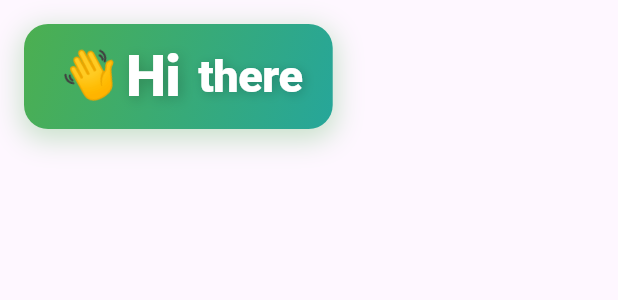
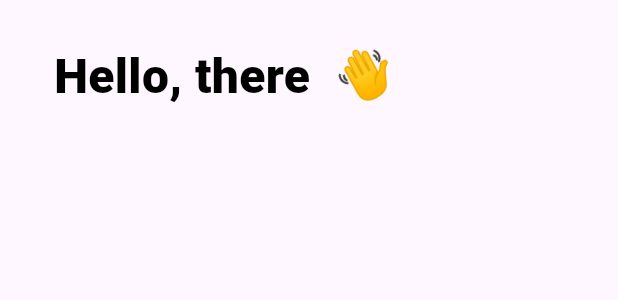
Before and after one commit to Ivan-6332/FreshtrackSL, a Flutter app: the Greeting widget shown alone on an empty page, opened directly, on a phone screen of 412 x 824 dp. Shown: the top 300 px of the screen. Run offline on Flutter 3.47's test engine with Material 3 defaults, Android fonts, the phone set to English and light mode, and no system bars; our stand-ins replace flutter_dotenv, flutter_secure_storage, shared_preferences, supabase_flutter; accounts and stored records are empty.

Commit message:
Enhanced greeting and home tab

```diff
--- a/Frontend/lib/components/greeting.dart
+++ b/Frontend/lib/components/greeting.dart
@@ -25,10 +25,7 @@ class _GreetingState extends State<Greeting> with SingleTickerProviderStateMixin
     )..repeat(reverse: true); // Auto-repeat the animation with reverse
 
     // Create a Tween animation that goes from -0.3 to 0.3 radians (waving motion)
-    _animation = Tween<double>(
-      begin: -0.3,
-      end: 0.3,
-    ).animate(
+    _animation = Tween<double>(begin: -0.3, end: 0.3).animate(
       CurvedAnimation(
         parent: _controller,
         // Using elasticOut for a more natural "wave" feel
@@ -73,9 +70,7 @@ class _GreetingState extends State<Greeting> with SingleTickerProviderStateMixin
     final isLargeScreen = screenWidth >= 600;
 
     // Calculate responsive font sizes
-    final emojiSize = isSmallScreen ? 24.0 : (isMediumScreen ? 32.0 : 40.0);
-    final hiTextSize = isSmallScreen ? 28.0 : (isMediumScreen ? 38.0 : 46.0);
-    final nameTextSize = isSmallScreen ? 22.0 : (isMediumScreen ? 30.0 : 36.0);
+    final hiTextSize = isSmallScreen ? 28.0 : (isMediumScreen ? 32.0 : 46.0);
 
     // Calculate responsive padding
     final containerPadding = EdgeInsets.symmetric(
@@ -88,35 +83,23 @@ class _GreetingState extends State<Greeting> with SingleTickerProviderStateMixin
     final spacingWidth2 = isSmallScreen ? 6.0 : (isMediumScreen ? 12.0 : 16.0);
 
     // Calculate responsive shadow properties
-    final shadowOffset = isSmallScreen ?
-    const Offset(1, 1) : (isMediumScreen ? const Offset(2, 2) : const Offset(3, 3));
-    final shadowBlur = isSmallScreen ? 6.0 : (isMediumScreen ? 10.0 : 14.0);
+    final shadowOffset = isSmallScreen
+        ? const Offset(1, 1)
+        : (isMediumScreen ? const Offset(2, 2) : const Offset(3, 3));
+    final shadowBlur = isSmallScreen
+        ? 6.0
+        : (isMediumScreen ? 10.0 : 14.0);
 
     // Calculate responsive container properties
     final borderRadius = isSmallScreen ? 12.0 : (isMediumScreen ? 16.0 : 20.0);
-    final containerMargin = EdgeInsets.all(isSmallScreen ? 12.0 : (isMediumScreen ? 16.0 : 20.0));
+    final containerMargin =
+    EdgeInsets.all(isSmallScreen ? 12.0 : (isMediumScreen ? 16.0 : 20.0));
 
     return Padding(
       padding: containerMargin,
       child: Container(
         decoration: BoxDecoration(
           borderRadius: BorderRadius.circular(borderRadius),
-          gradient: LinearGradient(
-            colors: [
-              Colors.green.shade500,
-              Colors.teal.shade400,
-            ],
-            begin: Alignment.topLeft,
-            end: Alignment.bottomRight,
-          ),
-          boxShadow: [
-            BoxShadow(
-              color: Colors.green.withOpacity(0.3),
-              blurRadius: isSmallScreen ? 10.0 : (isMediumScreen ? 15.0 : 20.0),
-              offset: Offset(0, isSmallScreen ? 3.0 : (isMediumScreen ? 5.0 : 7.0)),
-              spreadRadius: isSmallScreen ? 1.0 : (isMediumScreen ? 2.0 : 3.0),
-            ),
-          ],
         ),
         padding: containerPadding,
         // Use a FittedBox to ensure the greeting fits within the available space
@@ -125,72 +108,51 @@ class _GreetingState extends State<Greeting> with SingleTickerProviderStateMixin
           child: Row(
             mainAxisSize: MainAxisSize.min,
             children: [
-              // Animated waving hand emoji
+              // HI, <Name>! (first part of the text)
+              Text(
+                "Hello, ",
+                style: TextStyle(
+                  fontSize: hiTextSize,
+                  fontWeight: FontWeight.w800,
+                  color: Colors.black,  // Changed to black
+                ),
+              ),
+              // Name part
+              Flexible(
+                child: Text(
+                  _firstName.isNotEmpty ? '$_firstName!' : "there",
+                  style: TextStyle(
+                    fontSize: hiTextSize,
+                    fontWeight: FontWeight.w800,
+                    color: Colors.black,  // Changed to black
+                  ),
+                  // Allow text to wrap on very small screens
+                  overflow: TextOverflow.visible,
+                  softWrap: true,
+                ),
+              ),
+              // Waving hand emoji animation (appears after the name)
+              SizedBox(width: spacingWidth2),  // Spacing before the emoji
               AnimatedBuilder(
                 animation: _animation,
                 builder: (context, child) {
                   return Transform.translate(
                     offset: Offset(
                         isSmallScreen ? -1.0 : -2.0,
-                        isSmallScreen ? -1.0 : -2.0
-                    ),
+                        isSmallScreen ? -1.0 : -2.0),
                     child: Transform.rotate(
                       angle: _animation.value,
                       alignment: Alignment.bottomCenter, // Rotate from bottom (like a wrist)
                       child: Text(
                         "👋",
                         style: TextStyle(
-                          fontSize: emojiSize,
+                          fontSize: hiTextSize,
+                          color: Colors.black,  // Changed to black
                         ),
                       ),
                     ),
                   );
                 },
-              ),
-              SizedBox(width: spacingWidth1),
-              Text(
-                "Hi",
-                style: TextStyle(
-                  fontSize: hiTextSize,
-                  fontWeight: FontWeight.w800,
-                  letterSpacing: isSmallScreen ? -0.3 : -0.5,
-                  height: 1.2,
-                  color: Colors.white,
-                  shadows: [
-                    Shadow(
-                      offset: shadowOffset,
-                      blurRadius: shadowBlur,
-                      color: Colors.black.withOpacity(0.2),
-                    ),
-                  ],
-                ),
-              ),
-              SizedBox(width: spacingWidth2),
-              // Wrap name in a flexible container to allow line breaking on very small screens
-              Flexible(
-                child: Text(
-                  _firstName.isNotEmpty ? _firstName : "there",
-                  style: TextStyle(
-                    fontSize: nameTextSize,
-                    fontWeight: FontWeight.w800,
-                    letterSpacing: isSmallScreen ? -0.2 : -0.3,
-                    height: 1.2,
-                    color: Colors.white,
-                    shadows: [
-                      Shadow(
-                        offset: Offset(
-                            isSmallScreen ? 1.0 : 1.5,
-                            isSmallScreen ? 1.0 : 1.5
-                        ),
-                        blurRadius: isSmallScreen ? 5.0 : 8.0,
-                        color: Colors.black.withOpacity(0.2),
-                      ),
-                    ],
-                  ),
-                  // Allow text to wrap on very small screens
-                  overflow: TextOverflow.visible,
-                  softWrap: true,
-                ),
               ),
             ],
           ),
--- a/Frontend/lib/tabs/home_tab.dart
+++ b/Frontend/lib/tabs/home_tab.dart
@@ -84,7 +84,7 @@ class _HomeTabState extends State<HomeTab> {
                         children: [
                           // Enhanced header section with dark theme
                           Container(
-                            padding: const EdgeInsets.fromLTRB(16, 32, 16, 16),
+                            padding: const EdgeInsets.fromLTRB(16, 32, 16, 0),
                             child: Column(
                               crossAxisAlignment: CrossAxisAlignment.start,
                               children: [
@@ -99,28 +99,9 @@ class _HomeTabState extends State<HomeTab> {
                                   ),
                                   child: const Greeting(),
                                 ),
-
-                                const SizedBox(height: 24),
-
-                                // Modernized search bar with dark theme
-                                Theme(
-                                  data: Theme.of(context).copyWith(
-                                    primaryColor: _primaryGreen,
-                                    hintColor: _lightText.withOpacity(0.4),
-                                    colorScheme: ColorScheme.dark(
-                                      primary: _primaryGreen,
-                                      surface: _darkBackground,
-                                    ),
-                                  ),
-                                  child: const SearchBarWithProfile(),
-                                ),
                               ],
                             ),
                           ),
-
-                          const SizedBox(
-                              height:
-                                  12), // Reduced gap between search bar and highlights
 
                           // Highlights section with dark theme and wider width
                           Container(
```
